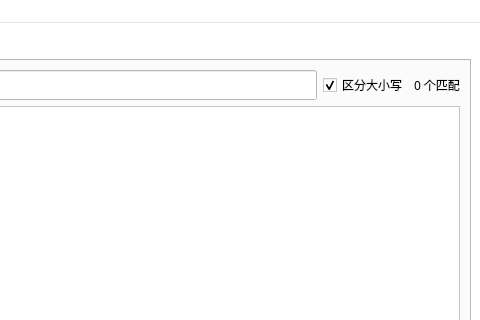
Before: the Qt Designer form ui/src/main.ui in yunowo/data-structure, drawn with Qt 5; both pictures show x 520 to 1000 and y 0 to 320 of the 1000 by 650 pixel window.
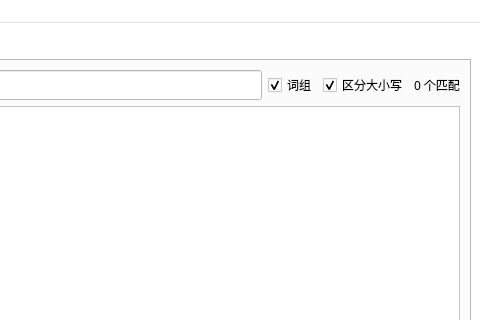
After: the same form once the commit is applied. The open tabs and pages were chosen to show the change. Icons and pictures are not drawn.

```diff
--- a/ui/src/main.ui
+++ b/ui/src/main.ui
@@ -462,6 +462,16 @@
               </property>
              </widget>
             </item>
+            <item>
+             <widget class="QCheckBox" name="checkbox_phrase">
+              <property name="text">
+               <string>词组</string>
+              </property>
+              <property name="checked">
+               <bool>true</bool>
+              </property>
+             </widget>
+            </item>
             <item>
              <widget class="QCheckBox" name="checkbox_match_case_index">
               <property name="text">
```
